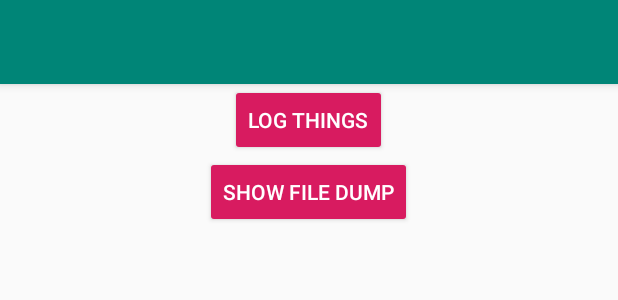
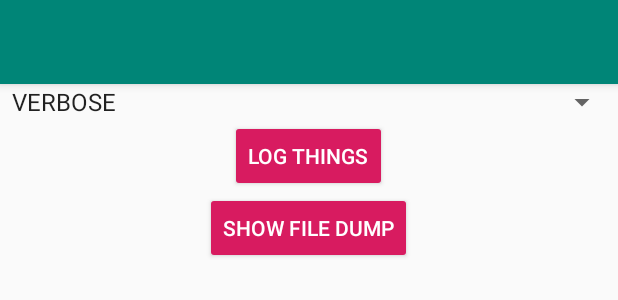
Before and after one commit to steamclock/steamclog-swift, an Android app: the layout activity_main.xml on its own in the app's theme, with its tools: preview values and no code run, on a phone screen of 412 x 824 dp. Shown: the top 300 px of the screen. Run offline under Robolectric (Android 15) with nearby library versions, the light colour scheme and no system bars.

Commit message:
Added headers

```diff
--- a/android/app/src/main/res/layout/activity_main.xml
+++ b/android/app/src/main/res/layout/activity_main.xml
@@ -26,12 +26,12 @@
 
         </com.google.android.material.appbar.AppBarLayout>
 
-<!--        <Spinner-->
-<!--            android:id="@+id/level_selector"-->
-<!--            android:layout_width="fill_parent"-->
-<!--            android:layout_height="wrap_content"-->
-<!--            android:drawSelectorOnTop="true"-->
-<!--            android:entries="@array/levels" />-->
+        <Spinner
+            android:id="@+id/level_selector"
+            android:layout_width="fill_parent"
+            android:layout_height="wrap_content"
+            android:drawSelectorOnTop="true"
+            android:entries="@array/levels" />
 
         <Button
             style="@style/Widget.AppCompat.Button.Colored"
--- a/android/lib/src/main/java/com/example/lib/Config.kt
+++ b/android/lib/src/main/java/com/example/lib/Config.kt
@@ -3,7 +3,9 @@ package com.example.lib
 import java.io.File
 
 /**
+ * Config
  *
+ * Created by shayla on 2020-01-23
  */
 data class Config(
     /**
--- a/android/lib/src/main/java/com/example/lib/LogLevel.kt
+++ b/android/lib/src/main/java/com/example/lib/LogLevel.kt
@@ -2,6 +2,11 @@ package com.example.lib
 
 import android.util.Log
 
+/**
+ * LogLevel
+ *
+ * Created by shayla on 2020-01-23
+ */
 enum class LogLevel(val javaLevel: Int) {
     Verbose (Log.VERBOSE),
     Debug(Log.DEBUG),
```
Also changed, not shown: android/app/src/main/java/com/example/steamclog/MainActivity.kt (+24 -28 lines), android/lib/src/main/java/com/example/lib/DestinationLevels.kt (+6 -1 lines), android/lib/src/main/java/com/example/lib/Destinations.kt (+20 -4 lines), android/lib/src/main/java/com/example/lib/Steamclog.kt (+10 -3 lines).
